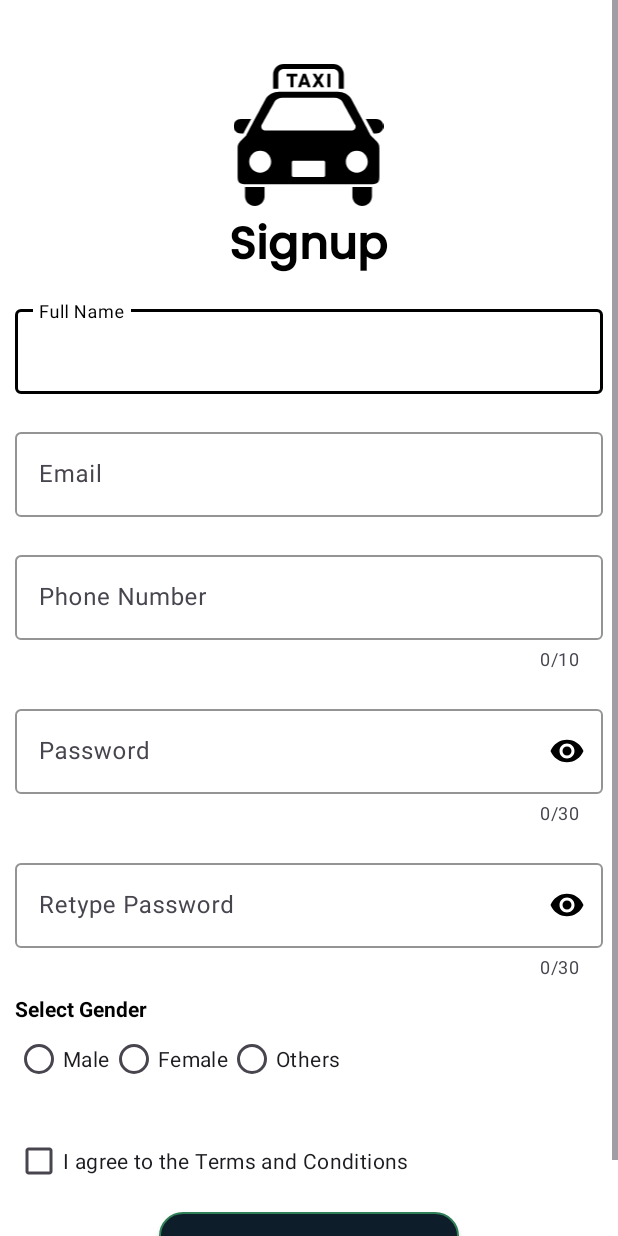
After one commit to tarunpayup/android_class, an Android app: the SignupActivity screen opened directly, with no data from a screen before it, on a phone screen of 412 x 824 dp. The commit adds this screen. Run offline under Robolectric (Android 15) with nearby library versions, the phone set to English and light mode, and no system bars.

Commit message:
Signup Screen

```diff
--- a/app/src/main/AndroidManifest.xml
+++ b/app/src/main/AndroidManifest.xml
@@ -29,6 +29,10 @@
             android:name=".MainActivity2"
             android:exported="false"
             android:windowSoftInputMode="adjustResize" />
+        <activity
+            android:name=".SignupActivity"
+            android:exported="false"
+            android:windowSoftInputMode="adjustResize" />
     </application>
 
 </manifest>
--- /dev/null
+++ b/app/src/main/java/com/example/myapplication/SignupActivity.kt
@@ -0,0 +1,20 @@
+package com.example.myapplication
+
+import android.os.Bundle
+import androidx.activity.enableEdgeToEdge
+import androidx.appcompat.app.AppCompatActivity
+import androidx.core.view.ViewCompat
+import androidx.core.view.WindowInsetsCompat
+
+class SignupActivity : AppCompatActivity() {
+    override fun onCreate(savedInstanceState: Bundle?) {
+        super.onCreate(savedInstanceState)
+        enableEdgeToEdge()
+        setContentView(R.layout.activity_signup)
+        ViewCompat.setOnApplyWindowInsetsListener(findViewById(R.id.main)) { v, insets ->
+            val systemBars = insets.getInsets(WindowInsetsCompat.Type.systemBars())
+            v.setPadding(systemBars.left, systemBars.top, systemBars.right, systemBars.bottom)
+            insets
+        }
+    }
+}
--- /dev/null
+++ b/app/src/main/res/layout/activity_signup.xml
@@ -0,0 +1,200 @@
+<?xml version="1.0" encoding="utf-8"?>
+<ScrollView xmlns:android="http://schemas.android.com/apk/res/android"
+    xmlns:app="http://schemas.android.com/apk/res-auto"
+    xmlns:tools="http://schemas.android.com/tools"
+    android:id="@+id/main"
+    android:layout_width="match_parent"
+    android:orientation="vertical"
+    android:layout_height="match_parent"
+    android:background="@color/white"
+    tools:context=".SignupActivity">
+
+    <LinearLayout
+        android:layout_width="match_parent"
+        android:layout_height="wrap_content"
+        android:orientation="vertical">
+        <ImageView
+            android:layout_width="150sp"
+            android:layout_height="100dp"
+            android:src="@drawable/taxi_svg"
+            android:layout_gravity="center"
+            android:layout_marginTop="40dp"
+            />
+
+        <TextView
+            android:layout_width="wrap_content"
+            android:layout_height="wrap_content"
+            android:layout_gravity="center"
+            android:fontFamily="@font/poppins_medium"
+            android:text="Signup"
+            android:textColor="@color/black"
+            android:textSize="30sp"
+            android:textStyle="bold" />
+        <!--Full Name-->
+        <com.google.android.material.textfield.TextInputLayout
+            android:id="@+id/signupFullName"
+            android:layout_width="match_parent"
+            android:layout_height="wrap_content"
+            android:layout_margin="10dp"
+            android:hint="Full Name"
+            app:hintAnimationEnabled="true"
+            app:hintTextColor="@color/black"
+            app:boxStrokeColor="@color/black"
+            >
+            <com.google.android.material.textfield.TextInputEditText
+                android:layout_width="match_parent"
+                android:layout_height="match_parent"
+                android:inputType="text"
+                />
+        </com.google.android.material.textfield.TextInputLayout>
+
+        <!--Email Address-->
+
+        <com.google.android.material.textfield.TextInputLayout
+            android:id="@+id/signupemail"
+            android:layout_width="match_parent"
+            android:layout_height="wrap_content"
+            android:layout_margin="10dp"
+            android:hint="Email"
+            app:hintAnimationEnabled="true"
+            app:hintTextColor="@color/black"
+            app:boxStrokeColor="@color/black"
+            >
+            <com.google.android.material.textfield.TextInputEditText
+                android:layout_width="match_parent"
+                android:layout_height="match_parent"
+                android:inputType="textEmailAddress"
+                />
+
+        </com.google.android.material.textfield.TextInputLayout>
+
+        <!--Mobile Phone Number-->
+
+        <com.google.android.material.textfield.TextInputLayout
+            android:id="@+id/signupmobile"
+            android:layout_width="match_parent"
+            android:layout_height="wrap_content"
+            android:layout_margin="10dp"
+            android:hint="Phone Number"
+            app:hintAnimationEnabled="true"
+            app:hintTextColor="@color/black"
+            app:boxStrokeColor="@color/black"
+            app:counterEnabled="true"
+            app:counterMaxLength="10"
+            app:counterOverflowTextColor="@color/error"
+            >
+            <com.google.android.material.textfield.TextInputEditText
+                android:layout_width="match_parent"
+                android:layout_height="match_parent"
+                android:inputType="phone"
+                />
+        </com.google.android.material.textfield.TextInputLayout>
+
+        <!--Password-->
+        <com.google.android.material.textfield.TextInputLayout
+            android:id="@+id/signuppassword"
+            android:layout_width="match_parent"
+            android:layout_height="wrap_content"
+            android:layout_margin="10dp"
+            android:hint="Password"
+            app:hintAnimationEnabled="true"
+            app:hintTextColor="@color/black"
+            app:boxStrokeColor="@color/black"
+            app:passwordToggleEnabled="true"
+            app:passwordToggleTint="@color/black"
+            app:counterEnabled="true"
+            app:counterMaxLength="30"
+            app:boxStrokeWidth="1dp"
+            >
+            <com.google.android.material.textfield.TextInputEditText
+                android:layout_width="match_parent"
+                android:layout_height="match_parent"
+                android:inputType="textPassword"
+                />
+        </com.google.android.material.textfield.TextInputLayout>
+
+        <!--Confirm Password-->
+        <com.google.android.material.textfield.TextInputLayout
+            android:id="@+id/signupconfirmpassword"
+            android:layout_width="match_parent"
+            android:layout_height="wrap_content"
+            android:layout_margin="10dp"
+            android:hint="Retype Password"
+            app:hintAnimationEnabled="true"
+            app:hintTextColor="@color/black"
+            app:boxStrokeColor="@color/black"
+            app:passwordToggleEnabled="true"
+            app:passwordToggleTint="@color/black"
+            app:counterEnabled="true"
+            app:counterMaxLength="30"
+            app:boxStrokeWidth="1dp"
+            >
+            <com.google.android.material.textfield.TextInputEditText
+                android:layout_width="match_parent"
+                android:layout_height="match_parent"
+                android:inputType="textPassword"
+                />
+        </com.google.android.material.textfield.TextInputLayout>
+
+        <!--Gender-->
+        <TextView
+            android:layout_width="wrap_content"
+            android:layout_height="wrap_content"
+            android:text="Select Gender"
+            android:layout_marginLeft="10dp"
+            android:textColor="@color/black"
+            android:textStyle="bold"
+            android:textSize="14sp"
+            />
+
+        <RadioGroup
+            android:layout_width="match_parent"
+            android:layout_height="wrap_content"
+            android:id="@+id/signupgenderradio"
+            android:layout_marginLeft="10dp"
+            android:layout_marginBottom="10dp"
+            android:orientation="horizontal"
+            >
+            <RadioButton
+                android:id="@+id/signup_rb_male"
+                android:layout_width="wrap_content"
+                android:layout_height="wrap_content"
+                android:text="Male"/>
+
+            <RadioButton
+                android:id="@+id/signup_rb_female"
+                android:layout_width="wrap_content"
+                android:layout_height="wrap_content"
+                android:text="Female"/>
+
+            <RadioButton
+                android:id="@+id/signup_rb_others"
+                android:layout_width="wrap_content"
+                android:layout_height="wrap_content"
+                android:text="Others"/>
+        </RadioGroup>
+
+        <!--Terms and Conditions-->
+        <CheckBox
+            android:id="@+id/signup_cb_terms"
+            android:layout_width="match_parent"
+            android:layout_height="wrap_content"
+            android:text="I agree to the Terms and Conditions"
+            android:layout_margin="10dp"/>
+
+        <!--Signup Button-->
+        <androidx.appcompat.widget.AppCompatButton
+            android:id="@+id/signup_createaccount_btn"
+            android:layout_width="200dp"
+            android:layout_height="70dp"
+            android:text="Create Account"
+            android:textColor="#2F7F57"
+            android:layout_gravity="center"
+            android:fontFamily="@font/poppins_medium"
+            android:background="@drawable/button_background"
+            />
+
+
+    </LinearLayout>
+
+</ScrollView>
--- a/app/src/main/res/values/colors.xml
+++ b/app/src/main/res/values/colors.xml
@@ -9,7 +9,7 @@
     <color name="text_primary">#1C1B1F</color>
     <color name="text_secondary">#5F6368</color>
     <color name="text_hint">#9AA0A6</color>
-    <color name="error">#D93025</color>
+    <color name="error">#71112A</color>
     <color name="outline">#DADCE0</color>
     <color name="divider">#E8EAED</color>
     <color name="white">#FFFFFF</color>
```
